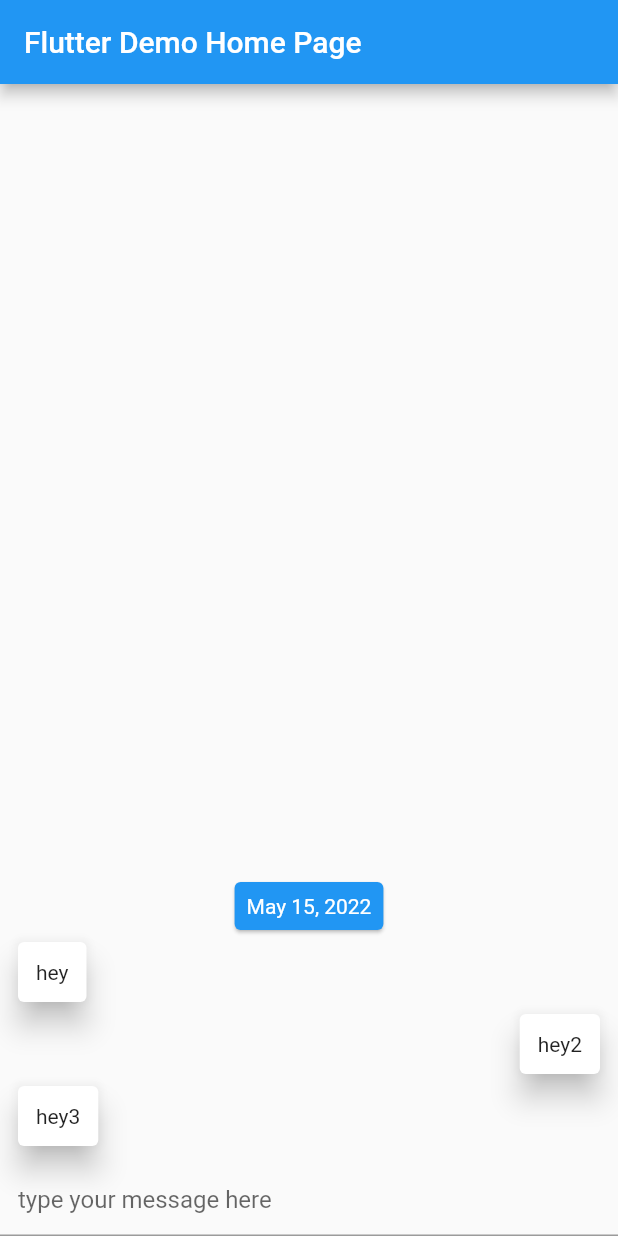
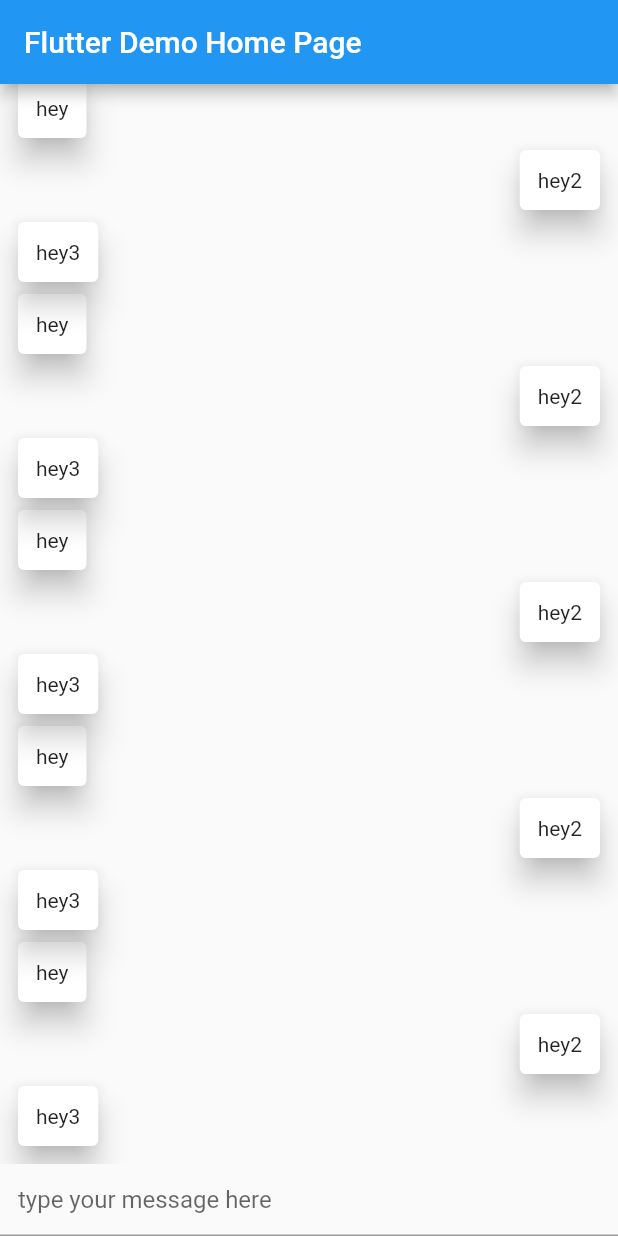
Before and after one commit to DulanWirajith/flutter_chat_ui, a Flutter app: the screen it shows after launch, on a phone screen of 412 x 824 dp. Run offline on Flutter 3.47's test engine with Material 2 defaults, Android fonts, the phone set to English and light mode, and no system bars; drawn by our look-alikes of grouped_list.

```diff
--- a/lib/main.dart
+++ b/lib/main.dart
@@ -32,6 +32,87 @@ class MyHomePage extends StatefulWidget {
 
 class _MyHomePageState extends State<MyHomePage> {
   List<Message> messages = [
+    Message(
+        text: "hey",
+        date: DateTime.now().subtract(Duration(minutes: 1)),
+        isSentByMe: false),
+    Message(
+        text: "hey2",
+        date: DateTime.now().subtract(Duration(minutes: 1)),
+        isSentByMe: true),
+    Message(
+        text: "hey3",
+        date: DateTime.now().subtract(Duration(minutes: 1)),
+        isSentByMe: false),
+    Message(
+        text: "hey",
+        date: DateTime.now().subtract(Duration(minutes: 1)),
+        isSentByMe: false),
+    Message(
+        text: "hey2",
+        date: DateTime.now().subtract(Duration(minutes: 1)),
+        isSentByMe: true),
+    Message(
+        text: "hey3",
+        date: DateTime.now().subtract(Duration(minutes: 1)),
+        isSentByMe: false),Message(
+        text: "hey",
+        date: DateTime.now().subtract(Duration(minutes: 1)),
+        isSentByMe: false),
+    Message(
+        text: "hey2",
+        date: DateTime.now().subtract(Duration(minutes: 1)),
+        isSentByMe: true),
+    Message(
+        text: "hey3",
+        date: DateTime.now().subtract(Duration(minutes: 1)),
+        isSentByMe: false),Message(
+        text: "hey",
+        date: DateTime.now().subtract(Duration(minutes: 1)),
+        isSentByMe: false),
+    Message(
+        text: "hey2",
+        date: DateTime.now().subtract(Duration(minutes: 1)),
+        isSentByMe: true),
+    Message(
+        text: "hey3",
+        date: DateTime.now().subtract(Duration(minutes: 1)),
+        isSentByMe: false),Message(
+        text: "hey",
+        date: DateTime.now().subtract(Duration(minutes: 1)),
+        isSentByMe: false),
+    Message(
+        text: "hey2",
+        date: DateTime.now().subtract(Duration(minutes: 1)),
+        isSentByMe: true),
+    Message(
+        text: "hey3",
+        date: DateTime.now().subtract(Duration(minutes: 1)),
+        isSentByMe: false),
+    Message(
+        text: "hey",
+        date: DateTime.now().subtract(Duration(minutes: 1)),
+        isSentByMe: false),
+    Message(
+        text: "hey2",
+        date: DateTime.now().subtract(Duration(minutes: 1)),
+        isSentByMe: true),
+    Message(
+        text: "hey3",
+        date: DateTime.now().subtract(Duration(minutes: 1)),
+        isSentByMe: false),
+    Message(
+        text: "hey",
+        date: DateTime.now().subtract(Duration(minutes: 1)),
+        isSentByMe: false),
+    Message(
+        text: "hey2",
+        date: DateTime.now().subtract(Duration(minutes: 1)),
+        isSentByMe: true),
+    Message(
+        text: "hey3",
+        date: DateTime.now().subtract(Duration(minutes: 1)),
+        isSentByMe: false),
     Message(
         text: "hey",
         date: DateTime.now().subtract(Duration(minutes: 1)),
```
